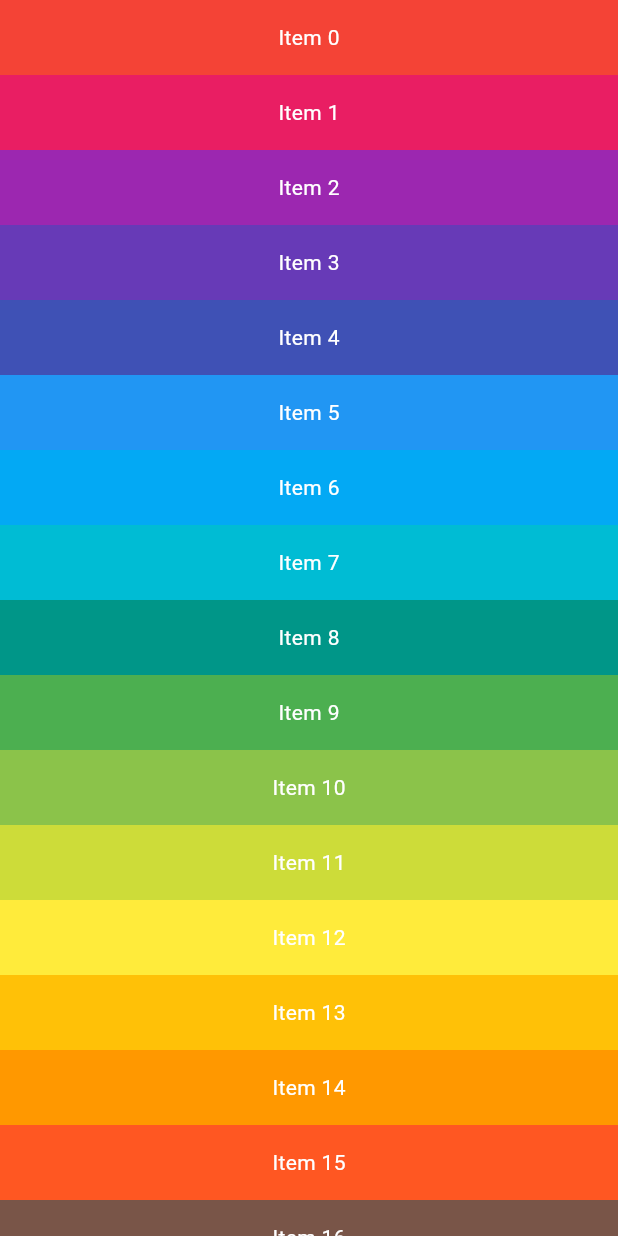
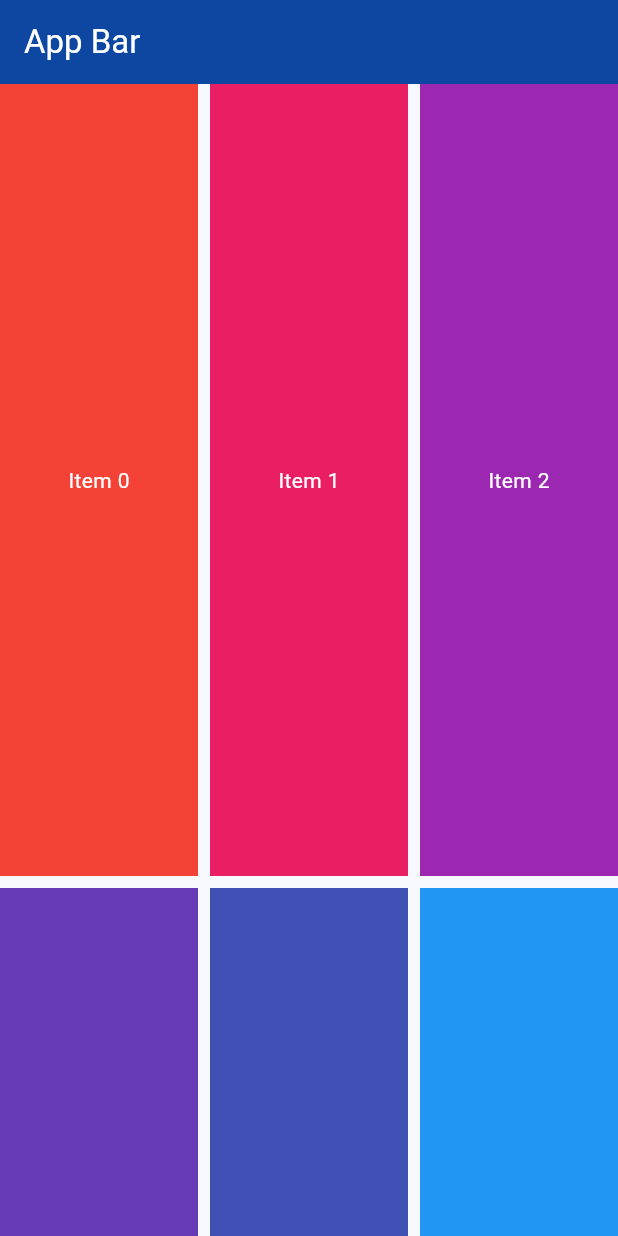
Before and after one commit to Vikram1999dev/flutter-practise, a Flutter app: the screen it shows after launch, on a phone screen of 412 x 824 dp. Run offline on Flutter 3.47's test engine with Material 3 defaults, Android fonts, the light colour scheme and no system bars.

Commit message:
grid example of sliver

```diff
--- a/lib/main.dart
+++ b/lib/main.dart
@@ -36,33 +36,50 @@ class _MyHomePageState extends State<MyHomePage> {
   @override
   Widget build(BuildContext context) {
     return Scaffold(
-      body: CustomScrollView(slivers: <Widget>[
-        SliverList(
-          // delegate ->  it determines what content should be displayed in the list.
-          delegate: SliverChildBuilderDelegate(
-            // the SliverChildBuilderDelegate -->creates a helper (delegate) that knows how to make elements
-            //for a scrolling list. It does this by following a set of instructions (callback)
-            //on how to build each individual item in the list.
-            (BuildContext context, int index) {
-              return ListContainer(index: index);
-            },
+      appBar: AppBar(
+        title: const Text(
+          'App Bar',
+          style: TextStyle(color: Colors.white),
+        ),
+        backgroundColor: Colors.blue[900],
+      ),
+      body: CustomScrollView(
+        slivers: <Widget>[
+          SliverGrid(
+            // So, SliverGridDelegateWithMaxCrossAxisExtent is a specific type of grid delegate
+            //that says, "I want a grid, and each item should be a certain maximum width or height."
+            //This helps in creating a grid where items have a consistent size, making it easy
+            //to control the overall layout.
+            gridDelegate: const SliverGridDelegateWithMaxCrossAxisExtent(
+              // Maximum width or height of each item
+              maxCrossAxisExtent: 150.0,
+              // Spacing between items horizontally
+              crossAxisSpacing: 8.0,
+              // Spacing between items vertically
+              mainAxisSpacing: 8.0,
+              // Ratio of the width to the height of each item
+              childAspectRatio: 0.25,
+            ),
+            delegate: SliverChildBuilderDelegate(
+              (BuildContext context, int index) {
+                return GridItem(index: index);
+              },
+            ),
           ),
-        ),
-      ]),
+        ],
+      ),
     );
   }
 }
 
-class ListContainer extends StatelessWidget {
-  // Non-const constructor, and index is marked as required.
-  const ListContainer({Key? key, required this.index}) : super(key: key);
+class GridItem extends StatelessWidget {
+  const GridItem({Key? key, required this.index}) : super(key: key);
 
   final int index;
 
   @override
   Widget build(BuildContext context) {
     return Container(
-      height: 50,
       color: Colors.primaries[index % Colors.primaries.length],
       alignment: Alignment.center,
       child: Text(
```
